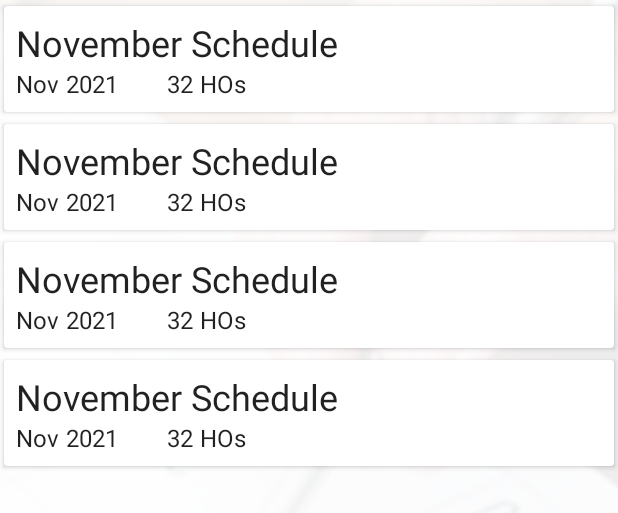
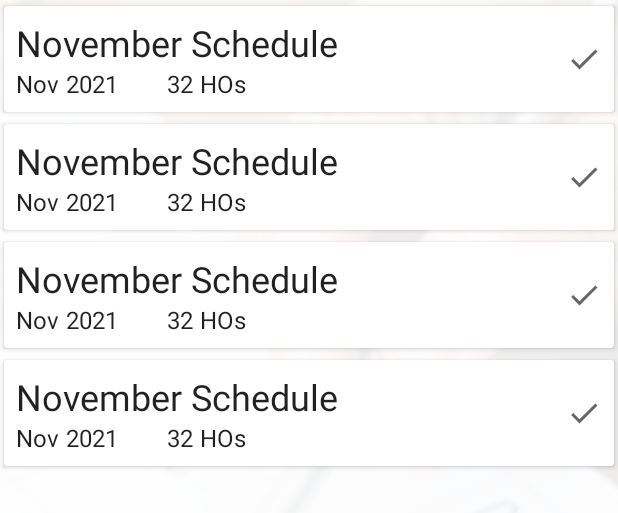
Before and after one commit to O-Thadd/HO-Scheduler, an Android app: the layout fragment_home.xml on its own in the app's theme, with its tools: preview values and no code run, on a phone screen of 412 x 824 dp. Shown: the top 513 px of the screen. Run offline under Robolectric (Android 15) with nearby library versions, the phone set to English and light mode, and no system bars.

Commit message:
Implemented item selection feature

```diff
--- a/app/src/main/java/com/othadd/hoscheduler/database/MonthScheduleDatabase.kt
+++ b/app/src/main/java/com/othadd/hoscheduler/database/MonthScheduleDatabase.kt
@@ -6,7 +6,7 @@ import androidx.room.Room
 import androidx.room.RoomDatabase
 import androidx.room.TypeConverters
 
-@Database(entities = [MonthSchedule::class], version = 1, exportSchema = false)
+@Database(entities = [MonthSchedule::class], version = 2, exportSchema = false)
 @TypeConverters(Converters::class)
 abstract class MonthScheduleRoomDatabase : RoomDatabase() {
 
--- a/app/src/main/java/com/othadd/hoscheduler/ui/ImportHosDialogFragment.kt
+++ b/app/src/main/java/com/othadd/hoscheduler/ui/ImportHosDialogFragment.kt
@@ -34,11 +34,9 @@ class ImportHosDialogFragment : DialogFragment() {
 
         binding = FragmentImportHosDialogBinding.inflate(inflater, container, false)
 
-        val adapter = MonthSchedulesRecyclerAdapter{
-            sharedViewModel.addImportedHos(it)
+        val adapter = MonthSchedulesRecyclerAdapter({sharedViewModel.addImportedHos(it)
             val action = ImportHosDialogFragmentDirections.actionImportHosDialogFragmentToHoListCreationFragment()
-            findNavController().navigate(action)
-        }
+            findNavController().navigate(action)}, {})
 
         binding.apply {
             lifecycleOwner = viewLifecycleOwner
--- a/app/src/main/java/com/othadd/hoscheduler/utils/Objects.kt
+++ b/app/src/main/java/com/othadd/hoscheduler/utils/Objects.kt
@@ -1,5 +1,7 @@
 package com.othadd.hoscheduler.utils
 
+import com.othadd.hoscheduler.database.MonthSchedule
+import com.othadd.hoscheduler.database.UiMonthSchedule
 import com.othadd.hoscheduler.ui.recyclerAdapters.MonthScheduleOverviewRecyclerAdapter.DataItem.*
 import java.util.*
 import kotlin.collections.HashMap
@@ -374,3 +376,7 @@ fun DaysContainer.asOverviewHoItems(): List<HoItem> {
     }
     return hoItems
 }
+
+fun List<MonthSchedule>.asUiMonthSchedule(): List<UiMonthSchedule> {
+    return this.map { UiMonthSchedule(it.name, it.hos.size, it.month, it.year) }
+}
--- a/app/src/main/java/com/othadd/hoscheduler/viewmodel/ExploreViewModel.kt
+++ b/app/src/main/java/com/othadd/hoscheduler/viewmodel/ExploreViewModel.kt
@@ -50,6 +50,9 @@ class OverviewViewModel(private val monthScheduleDao: MonthScheduleDao) : ViewMo
 
     val monthNumber: Int? get() = _singleMonthSchedule.value?.monthNumber
     val year: Int? get() = singleMonthSchedule.value?.year
+
+    private var _selectingSchedule = MutableLiveData<Boolean>()
+    val seleectingSchedule: LiveData<Boolean> get() = _selectingSchedule
 
     fun setHo(hoNumber: Int) {
         _ho.value = hos.value?.find { it.number == hoNumber }
--- /dev/null
+++ b/app/src/main/res/drawable/ic_baseline_check_24.xml
@@ -0,0 +1,10 @@
+<vector xmlns:android="http://schemas.android.com/apk/res/android"
+    android:width="24dp"
+    android:height="24dp"
+    android:viewportWidth="24"
+    android:viewportHeight="24"
+    android:tint="?attr/colorControlNormal">
+  <path
+      android:fillColor="@android:color/white"
+      android:pathData="M9,16.17L4.83,12l-1.42,1.41L9,19 21,7l-1.41,-1.41z"/>
+</vector>
--- /dev/null
+++ b/app/src/main/res/drawable/ic_baseline_delete_24.xml
@@ -0,0 +1,10 @@
+<vector xmlns:android="http://schemas.android.com/apk/res/android"
+    android:width="24dp"
+    android:height="24dp"
+    android:viewportWidth="24"
+    android:viewportHeight="24"
+    android:tint="?attr/colorControlNormal">
+  <path
+      android:fillColor="@android:color/white"
+      android:pathData="M6,19c0,1.1 0.9,2 2,2h8c1.1,0 2,-0.9 2,-2V7H6v12zM19,4h-3.5l-1,-1h-5l-1,1H5v2h14V4z"/>
+</vector>
--- a/app/src/main/res/layout/fragment_home.xml
+++ b/app/src/main/res/layout/fragment_home.xml
@@ -27,6 +27,20 @@
             android:scaleType="centerCrop"
             android:src="@drawable/untitled_2" />
 
+        <Button
+            android:id="@+id/button_delete"
+            style="@style/Widget.MaterialComponents.Button.Icon"
+            android:layout_width="0dp"
+            android:layout_height="wrap_content"
+            android:layout_margin="8dp"
+            android:onClick="@{() -> homeFragment.onDeleteButtonClicked()}"
+            android:text="delete"
+            android:visibility="gone"
+            app:icon="@drawable/ic_baseline_delete_24"
+            app:iconGravity="textStart"
+            app:layout_constraintEnd_toEndOf="parent"
+            app:layout_constraintTop_toTopOf="parent" />
+
         <androidx.recyclerview.widget.RecyclerView
             android:id="@+id/monthSchedulesRecyclerView"
             android:layout_width="match_parent"
@@ -34,7 +48,7 @@
             app:layoutManager="androidx.recyclerview.widget.LinearLayoutManager"
             app:layout_constraintEnd_toEndOf="parent"
             app:layout_constraintStart_toStartOf="parent"
-            app:layout_constraintTop_toTopOf="parent"
+            app:layout_constraintTop_toTopOf="@id/barrier3"
             app:listData="@{viewModel.monthSchedules}"
             tools:itemCount="4"
             tools:listitem="@layout/month_schedules_list_item" />
@@ -50,6 +64,13 @@
             app:layout_constraintBottom_toBottomOf="parent"
             app:layout_constraintEnd_toEndOf="parent" />
 
+        <androidx.constraintlayout.widget.Barrier
+            android:id="@+id/barrier3"
+            android:layout_width="wrap_content"
+            android:layout_height="wrap_content"
+            app:barrierDirection="bottom"
+            app:constraint_referenced_ids="button_delete" />
+
     </androidx.constraintlayout.widget.ConstraintLayout>
 
 </layout>
--- a/app/src/main/res/layout/month_schedules_list_item.xml
+++ b/app/src/main/res/layout/month_schedules_list_item.xml
@@ -52,6 +52,15 @@
                     app:layout_constraintTop_toBottomOf="@id/monthSchedule_name"
                     tools:text="32 HOs" />
 
+                <androidx.constraintlayout.utils.widget.ImageFilterView
+                    android:id="@+id/selectionTickImageView"
+                    android:layout_width="wrap_content"
+                    android:layout_height="wrap_content"
+                    app:layout_constraintBottom_toBottomOf="parent"
+                    app:layout_constraintEnd_toEndOf="parent"
+                    app:layout_constraintTop_toTopOf="parent"
+                    app:srcCompat="@drawable/ic_baseline_check_24" />
+
 
             </androidx.constraintlayout.widget.ConstraintLayout>
         </com.google.android.material.card.MaterialCardView>
```
Also changed, not shown: app/src/main/java/com/othadd/hoscheduler/database/MonthSchedule.kt (+10 -1 lines), app/src/main/java/com/othadd/hoscheduler/ui/HomeFragment.kt (+31 -4 lines), app/src/main/java/com/othadd/hoscheduler/ui/recyclerAdapters/MonthSchedulesRecyclerAdapter.kt (+27 -2 lines), app/src/main/java/com/othadd/hoscheduler/utils/MyRecyclerViewAdapter.kt (+9 -0 lines), app/src/main/java/com/othadd/hoscheduler/viewmodel/HomeViewModel.kt (+34 -0 lines), app/src/main/res/layout/ho_list_generation_list_item.xml (+10 -0 lines).
